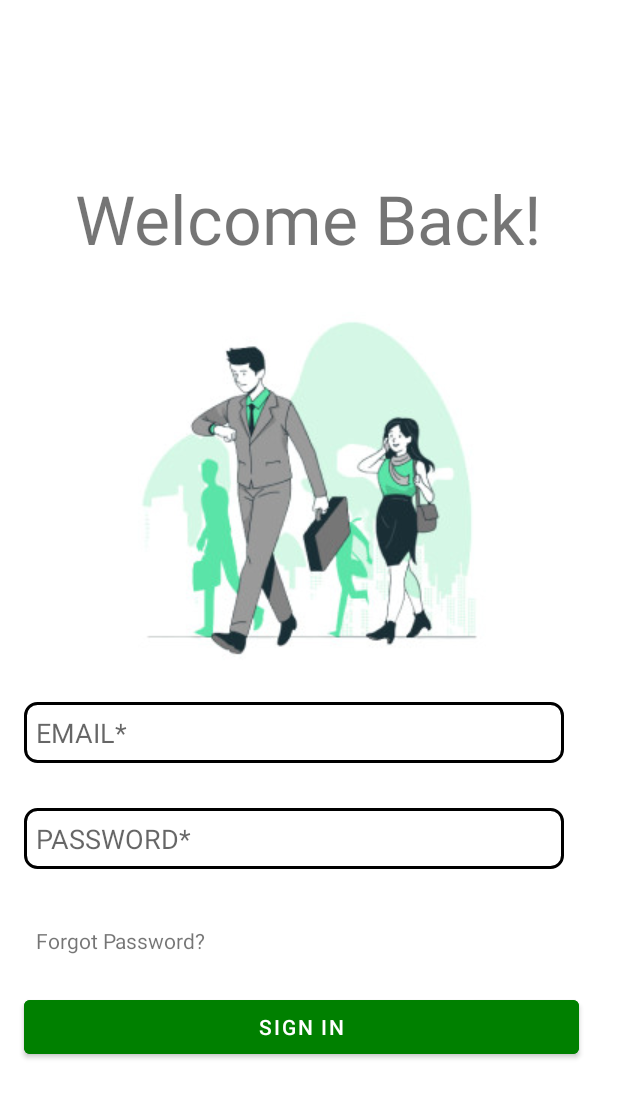
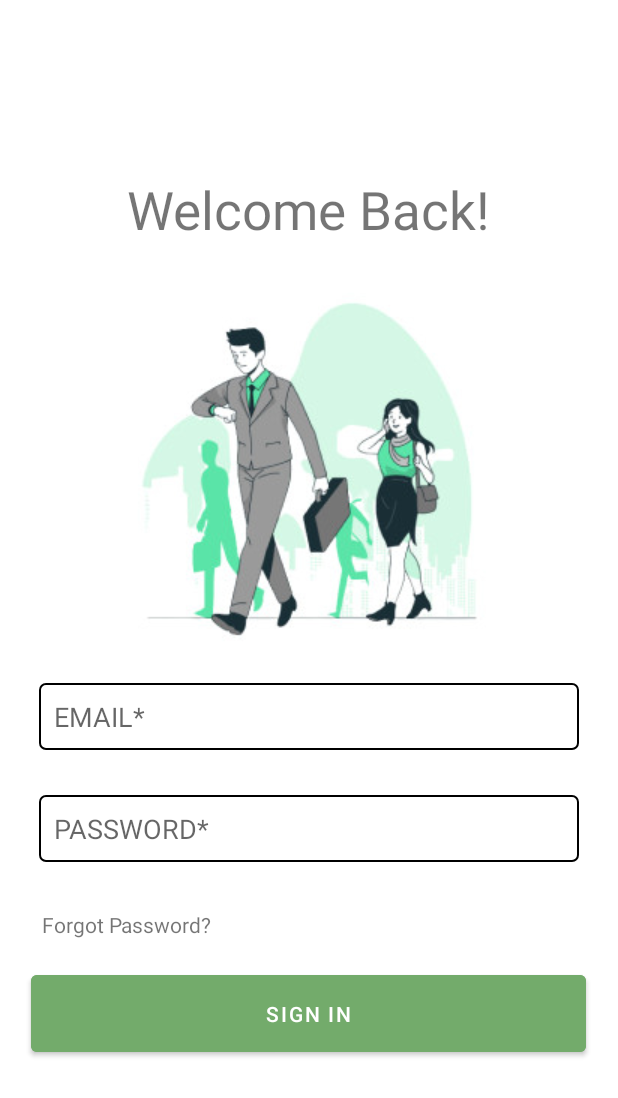
Before and after one commit to Anteel1/quanlinhanvien, an Android app: the LoginActivity screen opened directly, with no data from a screen before it, on a phone screen of 412 x 824 dp. Shown: the top 1098 px of the screen. Run offline under Robolectric (Android 15) with nearby library versions, the phone set to English and light mode, and no system bars.

Commit message:
chỉnh sửa giao diện
gravity layout : center
status bar color : green
căn chỉnh lại giao diện

```diff
--- a/app/src/main/res/drawable/login_edt_bg.xml
+++ b/app/src/main/res/drawable/login_edt_bg.xml
@@ -1,7 +1,7 @@
 <?xml version="1.0" encoding="utf-8"?>
 <shape xmlns:android="http://schemas.android.com/apk/res/android">
 
-    <corners android:radius="8dp"/>
-    <stroke android:width="2dp"/>
+    <corners android:radius="4dp"/>
+    <stroke android:width="1dp"/>
 
 </shape>
--- a/app/src/main/res/layout/activity_login.xml
+++ b/app/src/main/res/layout/activity_login.xml
@@ -11,7 +11,7 @@
     <TextView
         android:layout_width="wrap_content"
         android:layout_height="wrap_content"
-        android:textSize="45dp"
+        android:textSize="35dp"
         android:text="@string/welcomback"
         android:layout_margin="16dp"/>
 
@@ -26,16 +26,15 @@
     android:layout_width="match_parent"
     android:layout_height="wrap_content"
     android:orientation="vertical"
+    android:gravity="center"
     android:layout_margin="8dp">
-
-
-
     <EditText
         android:layout_width="360dp"
         android:layout_height="wrap_content"
         android:hint="EMAIL*"
         android:id="@+id/edt_email"
-        android:padding="8dp"
+        android:padding="10dp"
+        android:paddingHorizontal="10dp"
         android:layout_margin="8dp"
         android:background="@drawable/login_edt_bg"/>
     <TextView
@@ -49,7 +48,7 @@
         android:layout_height="wrap_content"
         android:hint="PASSWORD*"
         android:inputType="textPassword"
-        android:padding="8dp"
+        android:padding="10dp"
         android:id="@+id/edt_password"
         android:layout_margin="8dp"
         android:background="@drawable/login_edt_bg"/>
@@ -64,17 +63,18 @@
         android:layout_height="wrap_content"
         android:text="Forgot Password?"
         android:id="@+id/tv_forgotpassword"
-        android:padding="8dp"
-        android:layout_margin="8dp" />
+        android:paddingHorizontal="10dp"
+        android:layout_gravity="left"
+        android:layout_margin="10dp" />
 
     <Button
         android:layout_width="370dp"
         android:layout_height="wrap_content"
         android:text="Sign in"
-        android:padding="8dp"
+        android:padding="16dp"
         android:id="@+id/btn_signin"
         android:textColor="@color/white"
-        android:backgroundTint="@color/green"
+        android:backgroundTint="#73AB6B"
         android:layout_margin="8dp" />
 
 </LinearLayout>
--- a/app/src/main/res/layout/activity_manhinhcho.xml
+++ b/app/src/main/res/layout/activity_manhinhcho.xml
@@ -14,7 +14,7 @@
         android:layout_width="268dp"
         android:layout_height="94dp"
         android:layout_alignParentLeft="true"
-        android:layout_marginLeft="73dp"
+        android:layout_gravity="center"
         android:layout_alignParentTop="true"
         android:layout_marginTop="250dp"
         android:src="@drawable/logo"
@@ -25,7 +25,7 @@
         android:text="Quản lý nhân viên"
         android:textSize="26sp"
         android:layout_marginTop="12dp"
-        android:layout_marginLeft="73dp"
+        android:layout_gravity="center"
         android:textColor="@color/white"
         android:gravity="center_horizontal|top"
         ></TextView>
--- a/app/src/main/res/values-night/themes.xml
+++ b/app/src/main/res/values-night/themes.xml
@@ -10,7 +10,7 @@
         <item name="colorSecondaryVariant">@color/teal_200</item>
         <item name="colorOnSecondary">@color/black</item>
         <!-- Status bar color. -->
-        <item name="android:statusBarColor" tools:targetApi="l">?attr/colorPrimaryVariant</item>
+        <item name="android:statusBarColor" tools:targetApi="l">@color/statusbar</item>
         <!-- Customize your theme here. -->
     </style>
 </resources>
--- a/app/src/main/res/values/colors.xml
+++ b/app/src/main/res/values/colors.xml
@@ -9,5 +9,5 @@
     <color name="white">#FFFFFFFF</color>
     <color name="green">#008000</color>
     <color name="red">#FF0000</color>
-
+    <color name ="statusbar">#73AB6B</color>
 </resources>
--- a/app/src/main/res/values/strings.xml
+++ b/app/src/main/res/values/strings.xml
@@ -1,4 +1,4 @@
 <resources>
-    <string name="app_name">quanlinhanvien</string>
+    <string name="app_name">Quản lí nhân viên</string>
     <string name="welcomback">Welcome Back!</string>
 </resources>
--- a/app/src/main/res/values/themes.xml
+++ b/app/src/main/res/values/themes.xml
@@ -10,7 +10,7 @@
         <item name="colorSecondaryVariant">@color/teal_700</item>
         <item name="colorOnSecondary">@color/black</item>
         <!-- Status bar color. -->
-        <item name="android:statusBarColor" tools:targetApi="l">?attr/colorPrimaryVariant</item>
+        <item name="android:statusBarColor" tools:targetApi="l">@color/statusbar</item>
         <!-- Customize your theme here. -->
     </style>
 </resources>
```
Also changed, not shown: app/src/main/res/drawable-v24/login_btn_bg.xml (deleted, +0 -7 lines).
